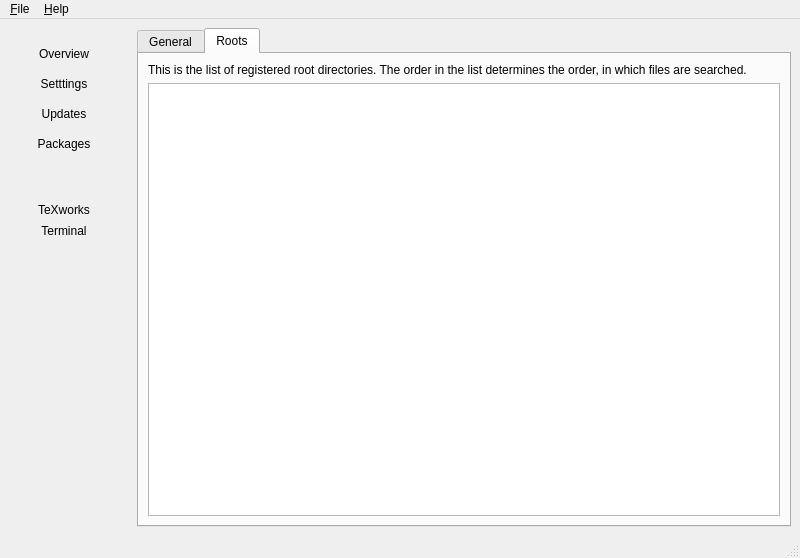
First picture: the form in Programs/MiKTeX/Console/Qt/mainwindow.ui, repository MiKTeX/miktex, before the edit.
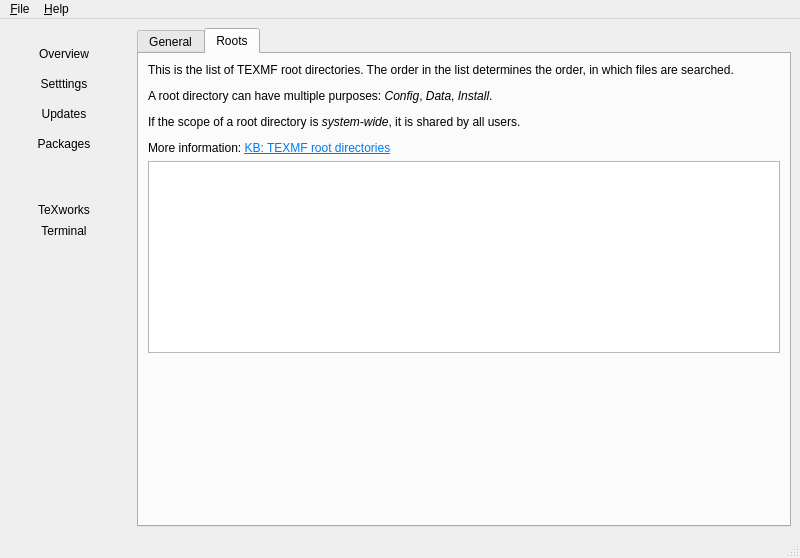
Second picture: the form after the edit. Icons and pictures are not drawn.

Diff of the .ui file:
```diff
--- a/Programs/MiKTeX/Console/Qt/mainwindow.ui
+++ b/Programs/MiKTeX/Console/Qt/mainwindow.ui
@@ -813,12 +813,29 @@
             <item>
              <widget class="QLabel" name="label_14">
               <property name="text">
-               <string>This is the list of registered root directories. The order in the list determines the order, in which files are searched.</string>
+               <string>&lt;html&gt;&lt;head/&gt;&lt;body&gt;&lt;p&gt;This is the list of TEXMF root directories. The order in the list determines the order, in which files are searched.&lt;/p&gt;&lt;p&gt;A root directory can have multiple purposes: &lt;span style=&quot; font-style:italic;&quot;&gt;Config&lt;/span&gt;, &lt;span style=&quot; font-style:italic;&quot;&gt;Data&lt;/span&gt;, &lt;span style=&quot; font-style:italic;&quot;&gt;Install&lt;/span&gt;.&lt;/p&gt;&lt;p&gt;If the scope of a root directory is &lt;span style=&quot; font-style:italic;&quot;&gt;system-wide&lt;/span&gt;, it is shared by all users.&lt;/p&gt;&lt;p&gt;More information: &lt;a href=&quot;https://miktex.org/kb/texmf-roots&quot;&gt;&lt;span style=&quot; text-decoration: underline; color:#007af4;&quot;&gt;KB: TEXMF root directories&lt;/span&gt;&lt;/a&gt;&lt;/p&gt;&lt;/body&gt;&lt;/html&gt;</string>
               </property>
              </widget>
             </item>
             <item>
-             <widget class="QTreeView" name="treeViewRoots"/>
+             <widget class="QTreeView" name="treeViewRoots">
+              <property name="selectionMode">
+               <enum>QAbstractItemView::NoSelection</enum>
+              </property>
+             </widget>
+            </item>
+            <item>
+             <spacer name="verticalSpacer_10">
+              <property name="orientation">
+               <enum>Qt::Vertical</enum>
+              </property>
+              <property name="sizeHint" stdset="0">
+               <size>
+                <width>20</width>
+                <height>40</height>
+               </size>
+              </property>
+             </spacer>
             </item>
            </layout>
           </widget>
```
